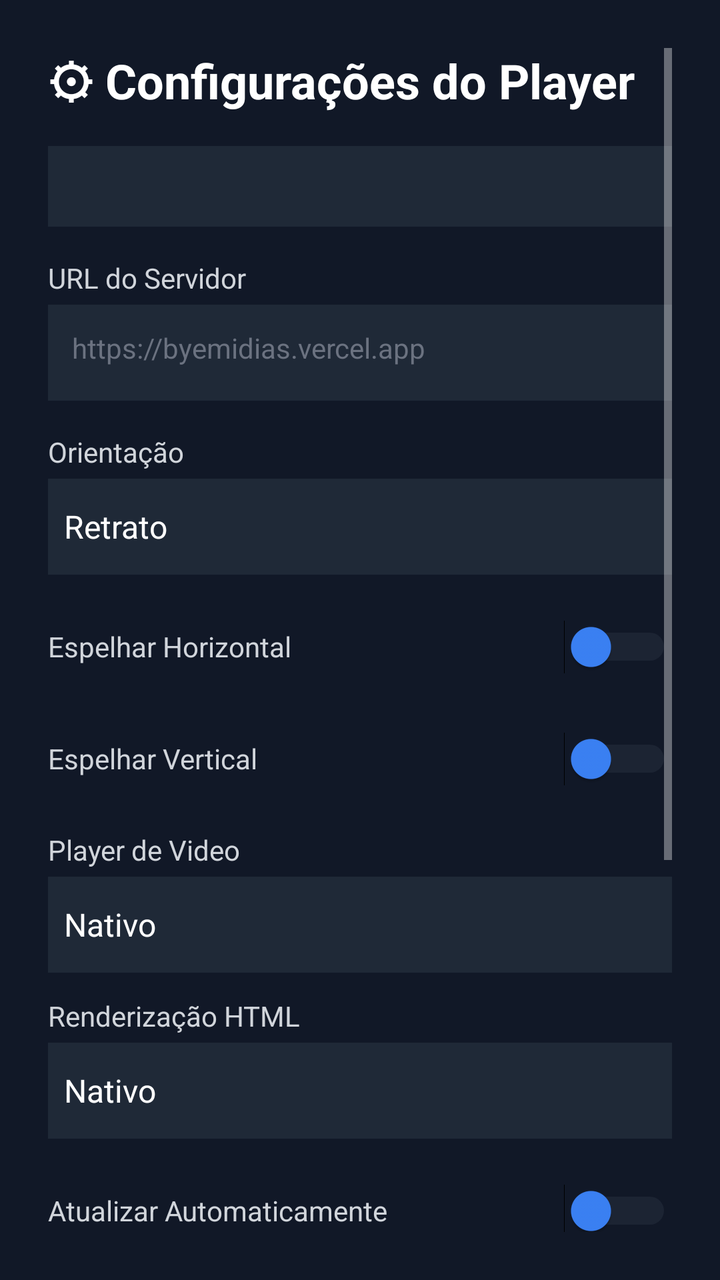
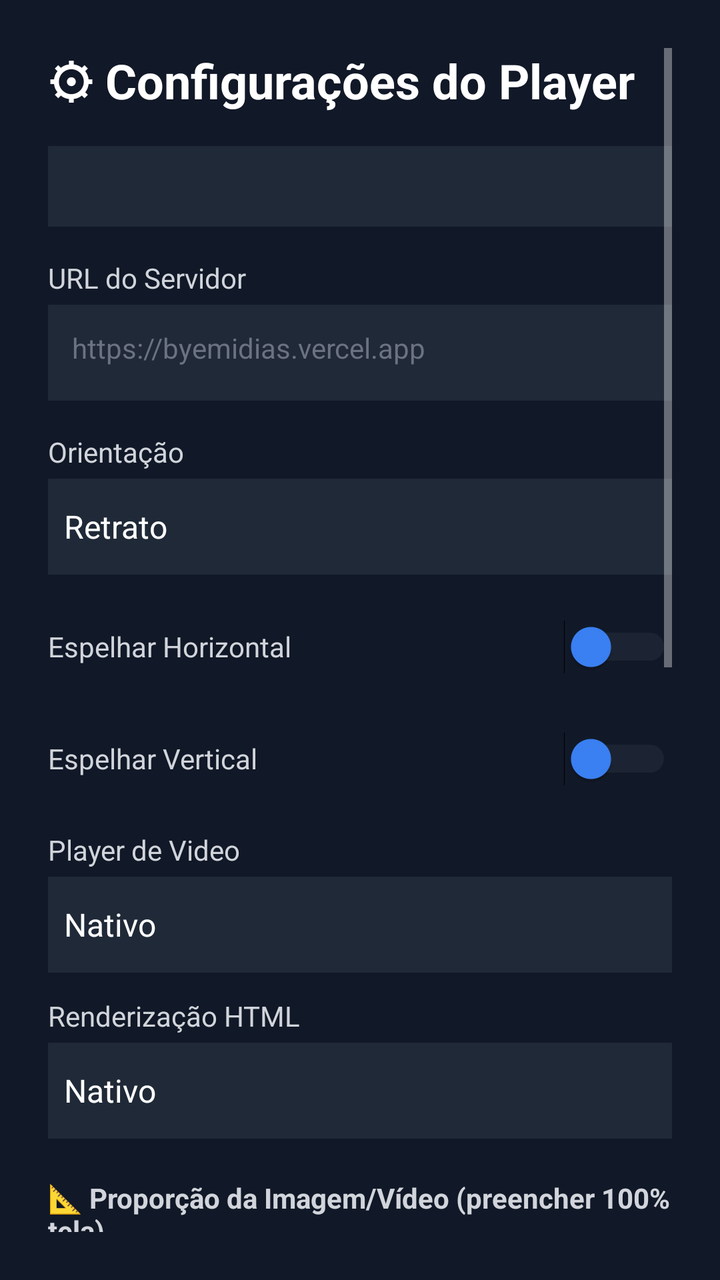

An Android layout rendered at two revisions. The XML below is the earlier revision; the diff shows what the commit changed to produce the second picture.
<!-- AndroidManifest.xml: activity theme Theme.ByeMidias -->
<!-- res/layout/activity_config.xml -->
<?xml version="1.0" encoding="utf-8"?>
<ScrollView xmlns:android="http://schemas.android.com/apk/res/android"
    android:layout_width="match_parent"
    android:layout_height="match_parent"
    android:background="#111827"
    android:padding="24dp">

    <LinearLayout
        android:layout_width="match_parent"
        android:layout_height="wrap_content"
        android:orientation="vertical">

        <TextView
            android:layout_width="wrap_content"
            android:layout_height="wrap_content"
            android:text="⚙ Configurações do Player"
            android:textColor="#FFFFFF"
            android:textSize="24sp"
            android:textStyle="bold"
            android:layout_marginBottom="16dp" />

        <TextView
            android:id="@+id/deviceInfoText"
            android:layout_width="match_parent"
            android:layout_height="wrap_content"
            android:textColor="#9CA3AF"
            android:textSize="12sp"
            android:fontFamily="monospace"
            android:background="#1F2937"
            android:padding="12dp"
            android:layout_marginBottom="16dp" />

        
        <TextView
            android:layout_width="wrap_content"
            android:layout_height="wrap_content"
            android:text="URL do Servidor"
            android:textColor="#D1D5DB"
            android:textSize="14sp"
            android:layout_marginBottom="4dp" />

        <EditText
            android:id="@+id/urlInput"
            android:layout_width="match_parent"
            android:layout_height="48dp"
            android:background="#1F2937"
            android:textColor="#FFFFFF"
            android:hint="https://byemidias.vercel.app"
            android:textColorHint="#6B7280"
            android:padding="12dp"
            android:inputType="textUri"
            android:singleLine="true"
            android:layout_marginBottom="16dp" />

        
        <TextView
            android:layout_width="wrap_content"
            android:layout_height="wrap_content"
            android:text="Orientação"
            android:textColor="#D1D5DB"
            android:textSize="14sp"
            android:layout_marginBottom="4dp" />

        <Spinner
            android:id="@+id/orientationSpinner"
            android:layout_width="match_parent"
            android:layout_height="48dp"
            android:background="#1F2937"
            android:entries="@array/orientations"
            android:layout_marginBottom="12dp" />

        
        <Switch
            android:id="@+id/mirrorHSwitch"
            android:layout_width="match_parent"
            android:layout_height="48dp"
            android:text="Espelhar Horizontal"
            android:textColor="#D1D5DB"
            android:thumbTint="#3B82F6"
            android:trackTint="#374151"
            android:layout_marginBottom="8dp" />

        
        <Switch
            android:id="@+id/mirrorVSwitch"
            android:layout_width="match_parent"
            android:layout_height="48dp"
            android:text="Espelhar Vertical"
            android:textColor="#D1D5DB"
            android:thumbTint="#3B82F6"
            android:trackTint="#374151"
            android:layout_marginBottom="12dp" />

        
        <TextView
            android:layout_width="wrap_content"
            android:layout_height="wrap_content"
            android:text="Player de Video"
            android:textColor="#D1D5DB"
            android:textSize="14sp"
            android:layout_marginBottom="4dp" />

        <Spinner
            android:id="@+id/videoPlayerSpinner"
            android:layout_width="match_parent"
            android:layout_height="48dp"
            android:background="#1F2937"
            android:entries="@array/video_players"
            android:layout_marginBottom="12dp" />

        
        <TextView
            android:layout_width="wrap_content"
            android:layout_height="wrap_content"
            android:text="Renderização HTML"
            android:textColor="#D1D5DB"
            android:textSize="14sp"
            android:layout_marginBottom="4dp" />

        <Spinner
            android:id="@+id/htmlRenderSpinner"
            android:layout_width="match_parent"
            android:layout_height="48dp"
            android:background="#1F2937"
            android:entries="@array/html_renders"
            android:layout_marginBottom="12dp" />

        
        <Switch
            android:id="@+id/autoUpdateSwitch"
            android:layout_width="match_parent"
            android:layout_height="48dp"
            android:text="Atualizar Automaticamente"
            android:textColor="#D1D5DB"
            android:thumbTint="#3B82F6"
            android:trackTint="#374151"
            android:layout_marginBottom="8dp" />

        
        <Switch
            android:id="@+id/lowMemRestartSwitch"
            android:layout_width="match_parent"
            android:layout_height="48dp"
            android:text="Reiniciar ao Detectar Memória Baixa"
            android:textColor="#D1D5DB"
            android:thumbTint="#3B82F6"
            android:trackTint="#374151"
            android:layout_marginBottom="24dp" />

        
        <LinearLayout
            android:layout_width="match_parent"
            android:layout_height="wrap_content"
            android:orientation="horizontal"
            android:layout_marginBottom="8dp">

            <Button
                android:id="@+id/syncBtn"
                android:layout_width="0dp"
                android:layout_height="48dp"
                android:layout_weight="1"
                android:text="Sincronizar"
                android:textColor="#FFFFFF"
                android:backgroundTint="#2563EB"
                android:layout_marginEnd="4dp" />

            <Button
                android:id="@+id/forceSyncBtn"
                android:layout_width="0dp"
                android:layout_height="48dp"
                android:layout_weight="1"
                android:text="Forçar Sync"
                android:textColor="#FFFFFF"
                android:backgroundTint="#D97706"
                android:layout_marginStart="4dp" />
        </LinearLayout>

        <TextView
            android:id="@+id/configStatusText"
            android:layout_width="match_parent"
            android:layout_height="wrap_content"
            android:textColor="#34D399"
            android:textSize="14sp"
            android:gravity="center"
            android:visibility="gone"
            android:layout_marginBottom="8dp" />

        <Button
            android:id="@+id/viewLogsBtn"
            android:layout_width="match_parent"
            android:layout_height="48dp"
            android:text="📋 Ver Logs do Dispositivo"
            android:textColor="#FFFFFF"
            android:backgroundTint="#7C3AED"
            android:textAllCaps="false"
            android:textSize="15sp"
            android:layout_marginBottom="8dp" />

        <Button
            android:id="@+id/showQrBtn"
            android:layout_width="match_parent"
            android:layout_height="48dp"
            android:text="📱 Mostrar QR Code do Dispositivo"
            android:textColor="#FFFFFF"
            android:backgroundTint="#0891B2"
            android:textAllCaps="false"
            android:textSize="15sp"
            android:layout_marginBottom="16dp" />

        <LinearLayout
            android:layout_width="match_parent"
            android:layout_height="wrap_content"
            android:orientation="horizontal">

            <Button
                android:id="@+id/saveBtn"
                android:layout_width="0dp"
                android:layout_height="48dp"
                android:layout_weight="1"
                android:text="SALVAR"
                android:textColor="#FFFFFF"
                android:backgroundTint="#16A34A"
                android:layout_marginEnd="4dp" />

            <Button
                android:id="@+id/rebootBtn"
                android:layout_width="0dp"
                android:layout_height="48dp"
                android:layout_weight="1"
                android:text="Reiniciar"
                android:textColor="#FFFFFF"
                android:backgroundTint="#7C3AED"
                android:layout_marginStart="4dp"
                android:layout_marginEnd="4dp" />

            <Button
                android:id="@+id/exitBtn"
                android:layout_width="0dp"
                android:layout_height="48dp"
                android:layout_weight="1"
                android:text="SAIR"
                android:textColor="#FFFFFF"
                android:backgroundTint="#DC2626"
                android:layout_marginStart="4dp" />
        </LinearLayout>

    </LinearLayout>
</ScrollView>
<!-- resources referenced by this layout -->
<resources>
  <string-array name="html_renders">
          <item>Nativo</item>
          <item>WebView</item>
      </string-array>
  <string-array name="orientations">
          <item>Retrato</item>
          <item>Paisagem</item>
          <item>Paisagem Invertida</item>
          <item>Retrato Invertido</item>
          <item>Automático</item>
      </string-array>
  <string-array name="video_players">
          <item>Nativo</item>
          <item>VLC</item>
          <item>ExoPlayer</item>
      </string-array>
  <style name="Theme.ByeMidias" parent="android:Theme.Material.NoActionBar">
          <item name="android:colorPrimary">#3B82F6</item>
          <item name="android:colorPrimaryDark">#1E40AF</item>
          <item name="android:colorAccent">#60A5FA</item>
          <item name="android:windowBackground">#111827</item>
      </style>
</resources>

<!-- the commit's change to res/layout/activity_config.xml (unified diff, before → after) -->
@@ -126,6 +126,68 @@
             android:layout_marginBottom="12dp" />
 
         
+        <TextView
+            android:layout_width="wrap_content"
+            android:layout_height="wrap_content"
+            android:text="📐 Proporção da Imagem/Vídeo (preencher 100% tela)"
+            android:textColor="#D1D5DB"
+            android:textSize="14sp"
+            android:textStyle="bold"
+            android:layout_marginTop="8dp"
+            android:layout_marginBottom="4dp" />
+
+        <Spinner
+            android:id="@+id/imageFitSpinner"
+            android:layout_width="match_parent"
+            android:layout_height="48dp"
+            android:background="#1F2937"
+            android:entries="@array/image_fit_modes"
+            android:layout_marginBottom="8dp" />
+
+        <TextView
+            android:layout_width="wrap_content"
+            android:layout_height="wrap_content"
+            android:text="🔄 Rotação fixa da imagem (forçar sentido)"
+            android:textColor="#D1D5DB"
+            android:textSize="14sp"
+            android:layout_marginBottom="4dp" />
+
+        <Spinner
+            android:id="@+id/imageRotationSpinner"
+            android:layout_width="match_parent"
+            android:layout_height="48dp"
+            android:background="#1F2937"
+            android:entries="@array/image_rotations"
+            android:layout_marginBottom="12dp" />
+
+        
+        <TextView
+            android:layout_width="wrap_content"
+            android:layout_height="wrap_content"
+            android:text="🔊 Volume do Vídeo (0-100%)"
+            android:textColor="#D1D5DB"
+            android:textSize="14sp"
+            android:layout_marginBottom="4dp" />
+
+        <SeekBar
+            android:id="@+id/videoVolumeSeek"
+            android:layout_width="match_parent"
+            android:layout_height="48dp"
+            android:max="100"
+            android:progress="100"
+            android:progressTint="#3B82F6"
+            android:thumbTint="#3B82F6"
+            android:layout_marginBottom="4dp" />
+
+        <TextView
+            android:id="@+id/videoVolumeLabel"
+            android:layout_width="wrap_content"
+            android:layout_height="wrap_content"
+            android:textColor="#9CA3AF"
+            android:textSize="12sp"
+            android:layout_marginBottom="12dp" />
+
+        
         <Switch
             android:id="@+id/autoUpdateSwitch"
             android:layout_width="match_parent"
<!-- resource entries referenced after the edit -->
@@ -3,6 +3,20 @@
   <string-array name="html_renders">
           <item>Nativo</item>
           <item>WebView</item>
+      </string-array>
+  <string-array name="image_fit_modes">
+          <item>Fit (preencher com letterbox/pillarbox, sem distorcer)</item>
+          <item>Fill (estica 100% da tela, pode distorcer)</item>
+          <item>CenterCrop (corta para preencher 100%, sem distorcer)</item>
+          <item>Center (centralizado sem cortar, com bandas)</item>
+          <item>FitCenter (cabe todo, centralizado)</item>
+          <item>FitXY (estica para preencher 100% X e Y)</item>
+      </string-array>
+  <string-array name="image_rotations">
+          <item>0° (Normal)</item>
+          <item>90° (Esquerda)</item>
+          <item>180° (Invertido)</item>
+          <item>270° (Direita)</item>
       </string-array>
   <string-array name="orientations">
           <item>Retrato</item>
